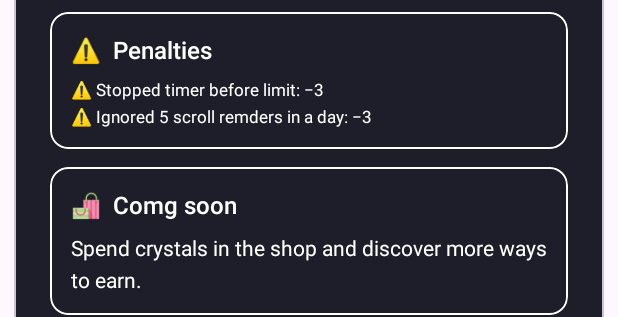
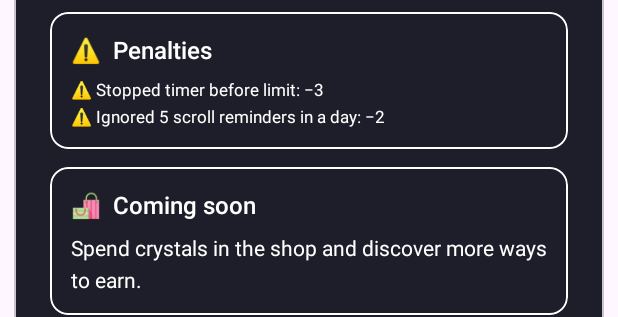
Before and after one commit to gtxPrime/Mind-Mint, an Android app: the layout dialog_peace_coins.xml on its own in the app's theme, with its tools: preview values and no code run, on a phone screen of 412 x 824 dp. Shown: the part 854-1171 px from the top of the screen. Run offline under Robolectric (Android 15) with nearby library versions, the phone set to English and light mode, and no system bars.

Commit message:
Fixed small bugs

```diff
--- a/app/build.gradle
+++ b/app/build.gradle
@@ -13,7 +13,7 @@ android {
         applicationId "com.gxdevs.mindmint"
         minSdk 28
         targetSdk 35
-        versionCode 5
+        versionCode 7
         versionName 'Pumpkin 5'
 
         testInstrumentationRunner "androidx.test.runner.AndroidJUnitRunner"
--- a/app/src/main/java/com/gxdevs/mindmint/Activities/FocusMode.java
+++ b/app/src/main/java/com/gxdevs/mindmint/Activities/FocusMode.java
@@ -199,7 +199,6 @@ public class FocusMode extends AppCompatActivity {
     }
 
     private void updateThemeForDuration(int minutes) {
-        // Consolidate all time-based visual updates: crystal, lottie, colors
         int crystalResource;
         String lottieResource;
         int progressColor;
@@ -231,6 +230,7 @@ public class FocusMode extends AppCompatActivity {
         }
 
         if (crystalBase != null) crystalBase.setImageResource(crystalResource);
+        if (crystalColor != null) crystalColor.setImageResource(crystalResource);
         if (lottieAnimation != null) {
             lottieAnimation.setAnimation(lottieResource);
             lottieAnimation.playAnimation();
--- a/app/src/main/java/com/gxdevs/mindmint/Services/FocusService.java
+++ b/app/src/main/java/com/gxdevs/mindmint/Services/FocusService.java
@@ -166,7 +166,7 @@ public class FocusService extends Service {
             // Deduct 3 coins if user stopped early in a time-limited session
             if (stoppedEarly) {
                 mintCrystals.subtractCoins(3);
-                Toast.makeText(this, "You stopped Focus Mode early. 3 PeaceCoins deducted.", Toast.LENGTH_SHORT).show();
+                Toast.makeText(this, "3 MintCrystals deducted.", Toast.LENGTH_SHORT).show();
                 Log.i(TAG, "PeaceCoins: Deducted 3 coins for stopping early in time-limited Focus Mode.");
             }
 
--- a/app/src/main/res/layout/dialog_peace_coins.xml
+++ b/app/src/main/res/layout/dialog_peace_coins.xml
@@ -604,7 +604,7 @@
                             android:layout_marginTop="8dp"
                             android:fontFamily="sans-serif"
                             android:lineSpacingMultiplier="1.3"
-                            android:text="⚠️ Stopped timer before limit: −3\n⚠️ Ignored 5 scroll remders in a day: −3"
+                            android:text="⚠️ Stopped timer before limit: −3\n⚠️ Ignored 5 scroll reminders in a day: −2"
                             android:textColor="@color/white"
                             android:textSize="11sp" />
 
@@ -633,7 +633,7 @@
                             android:layout_width="match_parent"
                             android:layout_height="wrap_content"
                             android:fontFamily="sans-serif-medium"
-                            android:text="🛍️  Comg soon"
+                            android:text="🛍️  Coming soon"
                             android:textColor="@color/white"
                             android:textSize="16sp" />
 
```
Also changed, not shown: app/src/main/java/com/gxdevs/mindmint/Activities/TaskActivity.java (+3 -18 lines).
